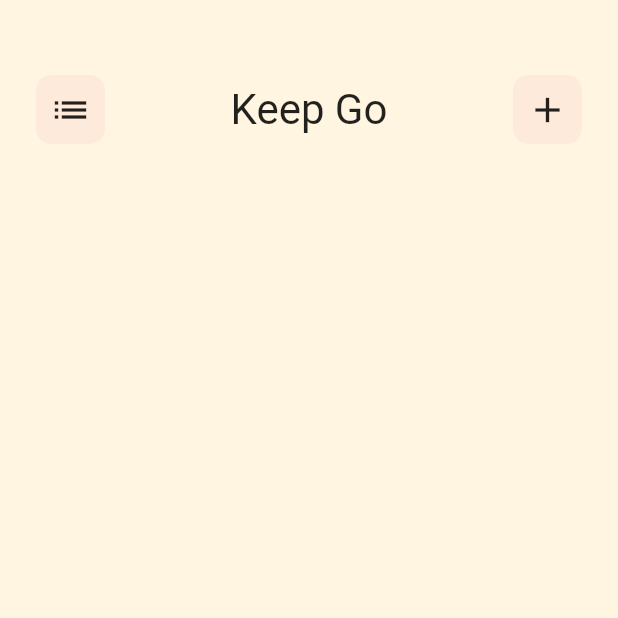
After one commit to MohamedElDemerdashSelim/keep_go_app, a Flutter app: the LibraryView screen opened by its route, on a phone screen of 412 x 824 dp, the top half of it. The commit adds this screen. Run offline on Flutter 3.47's test engine with Material 2 defaults, Android fonts, the phone set to English and light mode, and no system bars.

Commit message:
create library view and named routes

```diff
--- /dev/null
+++ b/lib/views/library_view.dart
@@ -0,0 +1,18 @@
+import 'package:flutter/material.dart';
+import 'package:flutter/src/widgets/container.dart';
+import 'package:flutter/src/widgets/framework.dart';
+
+import 'widgets/library_view_body.dart';
+
+class LibraryView extends StatelessWidget {
+  const LibraryView({super.key});
+
+  static String id = 'LibraryView';
+
+  @override
+  Widget build(BuildContext context) {
+    return const Scaffold(
+      body: LibraryViewBody(),
+    );
+  }
+}
--- a/lib/views/notes_view.dart
+++ b/lib/views/notes_view.dart
@@ -1,11 +1,10 @@
 import 'package:flutter/material.dart';
-import 'package:flutter/src/widgets/container.dart';
-import 'package:flutter/src/widgets/framework.dart';
 
 import 'widgets/notes_view_body.dart';
 
 class NotesView extends StatelessWidget {
   const NotesView({super.key});
+  static String id = 'NotesView';
 
   @override
   Widget build(BuildContext context) {
--- a/lib/views/widgets/custom_app_bar.dart
+++ b/lib/views/widgets/custom_app_bar.dart
@@ -8,20 +8,22 @@ class CustomAppBar extends StatelessWidget {
   @override
   Widget build(BuildContext context) {
     return Row(
-      children: const [
+      children: [
         CustomIcon(
           icon: (Icons.list),
+          onTap: () {},
         ),
-        Spacer(),
-        Text(
+        const Spacer(),
+        const Text(
           'Keep Go',
           style: TextStyle(
             fontSize: 28,
           ),
         ),
-        Spacer(),
+        const Spacer(),
         CustomIcon(
           icon: (Icons.add),
+          onTap: () {},
         ),
       ],
     );
--- a/lib/views/widgets/custom_icon.dart
+++ b/lib/views/widgets/custom_icon.dart
@@ -1,13 +1,17 @@
 import 'package:flutter/material.dart';
 
 class CustomIcon extends StatelessWidget {
-  const CustomIcon({Key? key, required this.icon}) : super(key: key);
+  const CustomIcon({Key? key, required this.icon, required this.onTap})
+      : super(key: key);
 
   final IconData icon;
+  final void Function()? onTap;
 
   @override
   Widget build(BuildContext context) {
-    return Container(
+    return GestureDetector(
+      onTap: onTap,
+      child: Container(
         height: 46,
         width: 46,
         decoration: BoxDecoration(
@@ -20,6 +24,7 @@ class CustomIcon extends StatelessWidget {
             size: 28,
           ),
         ),
+      ),
     );
   }
 }
--- /dev/null
+++ b/lib/views/widgets/library_view_body.dart
@@ -0,0 +1,22 @@
+import 'package:flutter/material.dart';
+
+import 'custom_app_bar.dart';
+
+class LibraryViewBody extends StatelessWidget {
+  const LibraryViewBody({super.key});
+
+  @override
+  Widget build(BuildContext context) {
+    return Padding(
+      padding: const EdgeInsets.symmetric(horizontal: 24),
+      child: Column(
+        children: const [
+          SizedBox(
+            height: 50,
+          ),
+          CustomAppBar(),
+        ],
+      ),
+    );
+  }
+}
```
Also changed, not shown: lib/main.dart (+6 -1 lines). Lines whose indentation alone changed are shown as unchanged.
